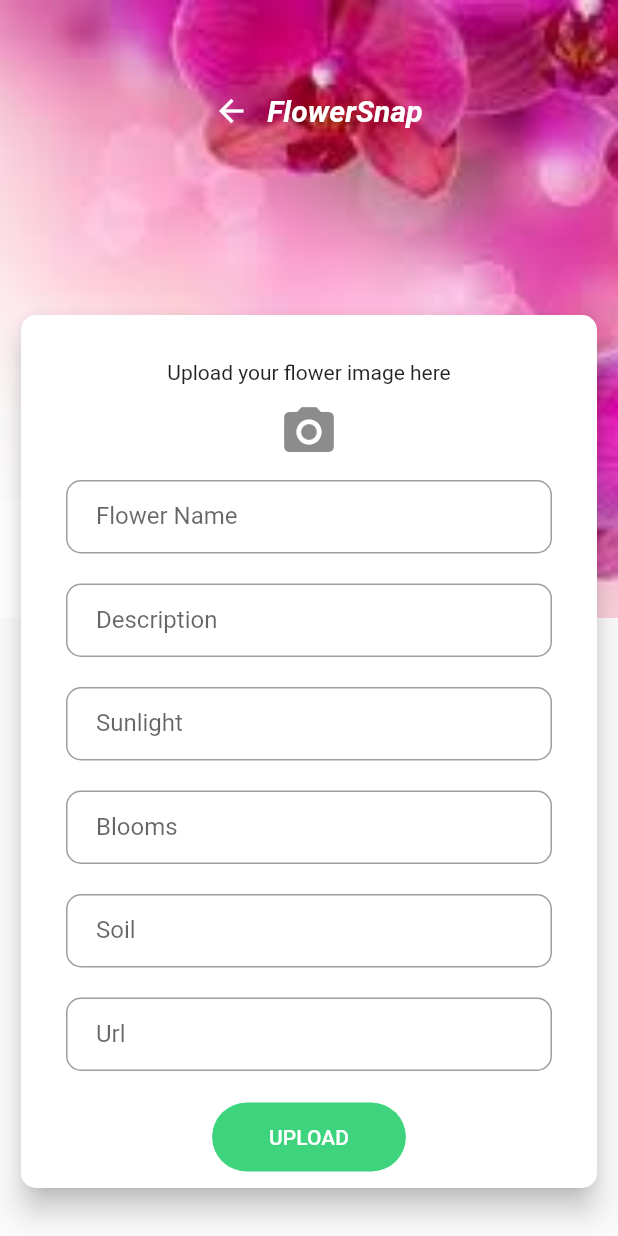
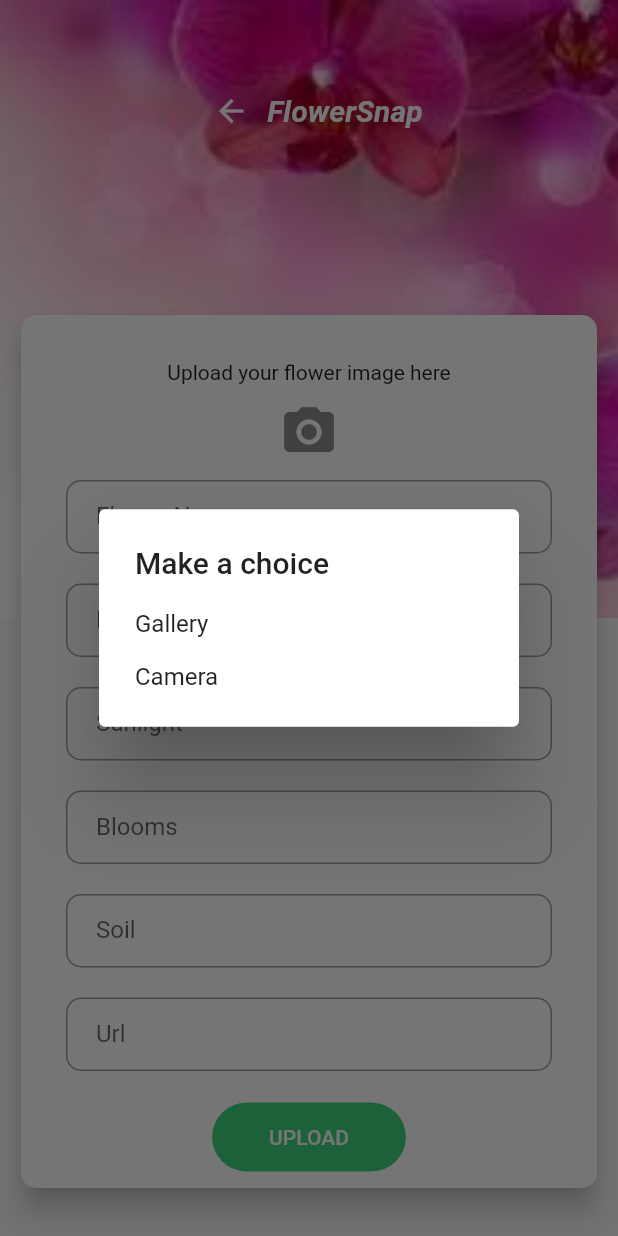
Before and after one commit to shangavie/Learn_a_Flower, a Flutter app: the AddFlowerPage screen opened directly, after a tap on the "camera alt" icon, on a phone screen of 412 x 824 dp. Run offline on Flutter 3.47's test engine with Material 2 defaults, Android fonts, the phone set to English and light mode, and no system bars; our stand-ins replace cloud_firestore, firebase_auth, firebase_storage, image_picker, share; accounts and stored records are empty; network calls fail.

Commit message:
file is updated with camera feature

```diff
--- a/lib/addflower.dart
+++ b/lib/addflower.dart
@@ -6,7 +6,6 @@ import 'dart:io';
 import 'dart:async';
 import 'package:firebase_storage/firebase_storage.dart';
 
-/*
 void main() => runApp(MyApp());
 class MyApp extends StatelessWidget {
   @override
@@ -17,9 +16,6 @@ class MyApp extends StatelessWidget {
     );
   }
 }
-*/
-
-
 class AddFlowerPage extends StatefulWidget {
   @override
   AddFlowerPage() : super();
@@ -37,6 +33,7 @@ class AddFlowerPageState extends State<AddFlowerPage> {
   TextEditingController controllerMoreDetail = TextEditingController();
   Future<File> imageFile;
   String url;
+
   addFlower()
   {
     addNewFlower(controllerFlowerName.text,controllerDescription.text,url,controllerSunlight.text,controllerBlooms.text,controllerSoil.text,controllerMoreDetail.text);
@@ -55,6 +52,34 @@ class AddFlowerPageState extends State<AddFlowerPage> {
 
     setState(() {
       sampleImage = tempImage;
+    });
+  }
+
+  Future<void> _selectionDialog(BuildContext context){
+    return showDialog(context:context,builder: (BuildContext context)
+    {
+      return AlertDialog(
+        title: Text("Make a choice"),
+        content: SingleChildScrollView(
+          child: ListBody(
+            children: <Widget>[
+              GestureDetector(
+                child: Text("Gallery"),
+                onTap: (){
+                  pickImageFromGallery(ImageSource.gallery,context);
+                },
+              ),
+              Padding(padding: EdgeInsets.all(8.0)),
+              GestureDetector(
+                child: Text("Camera"),
+                onTap: (){
+                  pickImageFromCamera(ImageSource.camera,context);
+                },
+              )
+            ],
+          ),
+        ),
+      );
     });
   }
   Widget buildBody(BuildContext context) {
@@ -125,7 +150,8 @@ class AddFlowerPageState extends State<AddFlowerPage> {
                         icon: Icon(Icons.camera_alt),
                         iconSize: 40,
                         onPressed: () {
-                          pickImageFromGallery(ImageSource.gallery);
+                          //pickImageFromGallery(ImageSource.gallery);
+                          _selectionDialog(context);
                         },
                       ),
                     ),
@@ -280,10 +306,17 @@ class AddFlowerPageState extends State<AddFlowerPage> {
       ),
     );
   }
-  pickImageFromGallery(ImageSource source) async{
+  pickImageFromGallery(ImageSource source, BuildContext context) async{
     setState(() {
       imageFile = ImagePicker.pickImage(source: source);
     });
+    Navigator.of(context).pop();
+  }
+  pickImageFromCamera(ImageSource source, BuildContext context) async{
+    setState(() {
+      imageFile = ImagePicker.pickImage(source: source);
+    });
+    Navigator.of(context).pop();
   }
   Widget showImage() {
     return FutureBuilder<File>(
```
